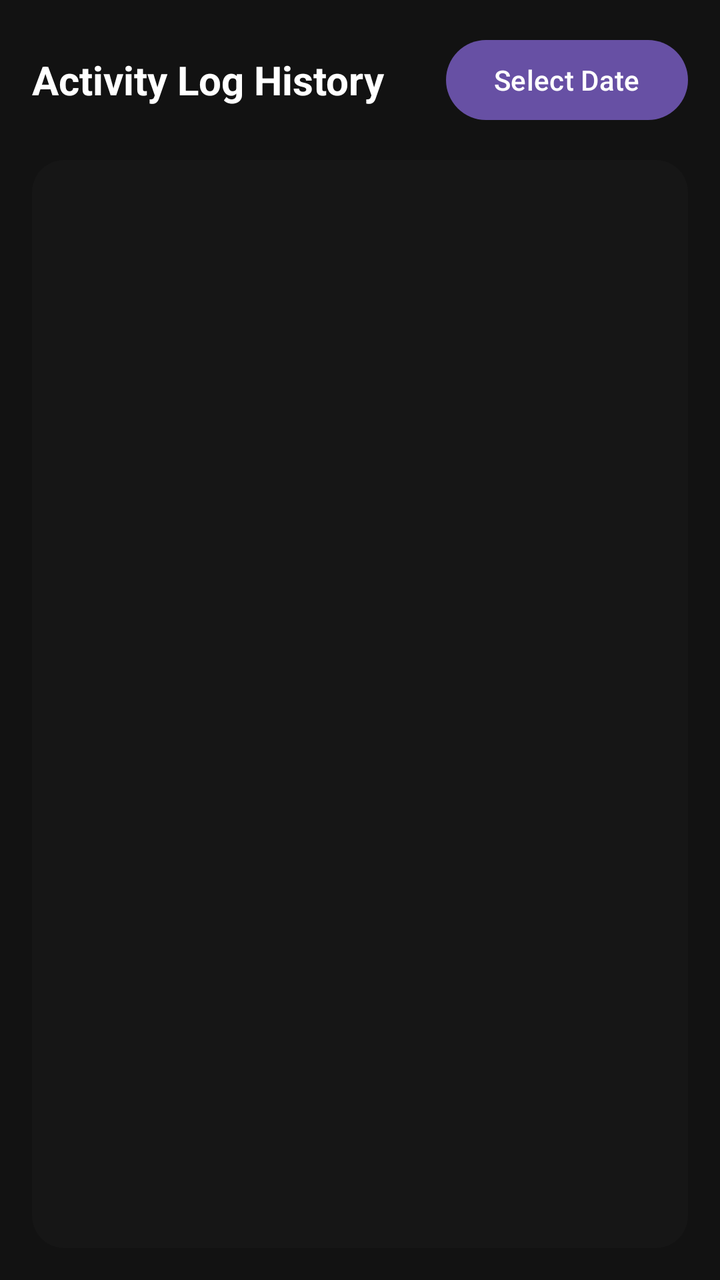
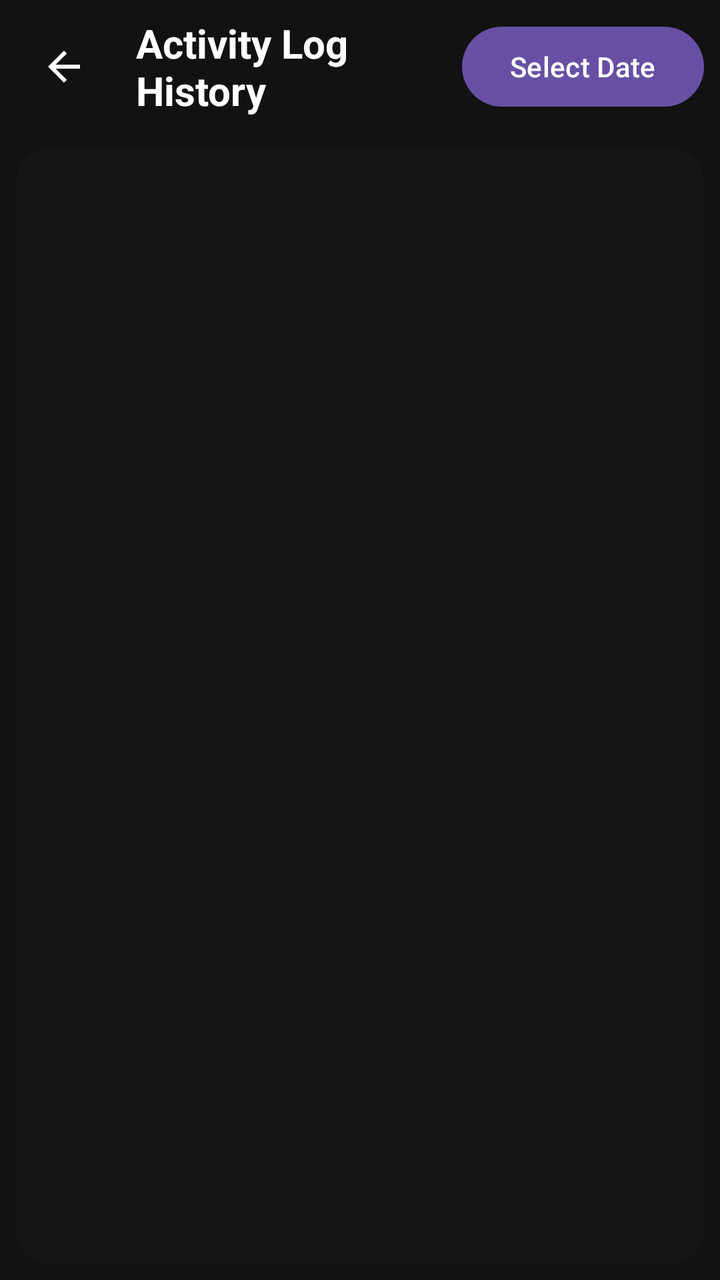

Screens rendered from an Android XML layout before and after an edit, with the pre-edit source and the edit as a unified diff.
<!-- AndroidManifest.xml: application theme Theme.WirelessStart -->
<!-- res/layout/activity_log_history.xml -->
<?xml version="1.0" encoding="utf-8"?>
<LinearLayout xmlns:android="http://schemas.android.com/apk/res/android"
    android:layout_width="match_parent"
    android:layout_height="match_parent"
    android:orientation="vertical"
    android:background="#121212"
    android:padding="16dp">

    
    <LinearLayout
        android:layout_width="match_parent"
        android:layout_height="wrap_content"
        android:orientation="horizontal"
        android:gravity="center_vertical"
        android:layout_marginBottom="16dp">

        <TextView
            android:layout_width="0dp"
            android:layout_height="wrap_content"
            android:layout_weight="1"
            android:text="Activity Log History"
            android:textColor="#FFFFFF"
            android:textSize="20sp"
            android:textStyle="bold" />

        <Button
            android:id="@+id/btn_select_date"
            android:layout_width="wrap_content"
            android:layout_height="wrap_content"
            android:text="Select Date" />
    </LinearLayout>

    
    <ScrollView
        android:id="@+id/scroll_history_log"
        android:layout_width="match_parent"
        android:layout_height="match_parent"
        android:background="@drawable/bg_terminal_console"
        android:padding="8dp">

        <TextView
            android:id="@+id/txt_history_log"
            android:layout_width="match_parent"
            android:layout_height="wrap_content"
            android:textColor="#00FF00"
            android:fontFamily="monospace"
            android:textSize="13sp" />
    </ScrollView>

</LinearLayout>
<!-- resources referenced by this layout -->
<resources>
  <!-- drawable bg_terminal_console (drawable) -->
  <?xml version="1.0" encoding="utf-8"?>
  <shape xmlns:android="http://schemas.android.com/apk/res/android"
      android:shape="rectangle">
      <solid android:color="#161616" />
      <corners android:radius="16dp" />
  </shape>
  <style name="Theme.WirelessStart" parent="Base.Theme.WirelessStart" />
  <style name="Base.Theme.WirelessStart" parent="Theme.Material3.DayNight.NoActionBar">
          <item name="android:statusBarColor">#121212</item>
  
          
          <item name="android:windowLightStatusBar">false</item>
      </style>
</resources>

<!-- the commit's change to res/layout/activity_log_history.xml (unified diff, before → after) -->
@@ -1,10 +1,11 @@
 <?xml version="1.0" encoding="utf-8"?>
 <LinearLayout xmlns:android="http://schemas.android.com/apk/res/android"
+    xmlns:app="http://schemas.android.com/apk/res-auto"
     android:layout_width="match_parent"
     android:layout_height="match_parent"
     android:orientation="vertical"
     android:background="#121212"
-    android:padding="16dp">
+    android:padding="8dp">
 
     
     <LinearLayout
@@ -14,10 +15,20 @@
         android:gravity="center_vertical"
         android:layout_marginBottom="16dp">
 
+        <androidx.appcompat.widget.AppCompatImageButton
+            android:id="@+id/btn_back"
+            android:layout_width="48dp"
+            android:layout_height="48dp"
+            android:background="?attr/selectableItemBackgroundBorderless"
+            app:srcCompat="@drawable/ic_back_arrow"
+            app:tint="#FFFFFF"
+            android:contentDescription="Go Back"/>
+
         <TextView
             android:layout_width="0dp"
             android:layout_height="wrap_content"
             android:layout_weight="1"
+            android:layout_marginStart="12dp"
             android:text="Activity Log History"
             android:textColor="#FFFFFF"
             android:textSize="20sp"
<!-- resource entries referenced after the edit -->
@@ -7,6 +7,12 @@
       <solid android:color="#161616" />
       <corners android:radius="16dp" />
   </shape>
+  <!-- drawable ic_back_arrow (drawable) -->
+  <vector xmlns:android="http://schemas.android.com/apk/res/android" android:autoMirrored="true" android:height="24dp" android:tint="#000000" android:viewportHeight="960" android:viewportWidth="960" android:width="24dp">
+        
+      <path android:fillColor="@android:color/white" android:pathData="M313,520L537,744L480,800L160,480L480,160L537,216L313,440L800,440L800,520L313,520Z"/>
+      
+  </vector>
   <style name="Theme.WirelessStart" parent="Base.Theme.WirelessStart" />
   <style name="Base.Theme.WirelessStart" parent="Theme.Material3.DayNight.NoActionBar">
           <item name="android:statusBarColor">#121212</item>
